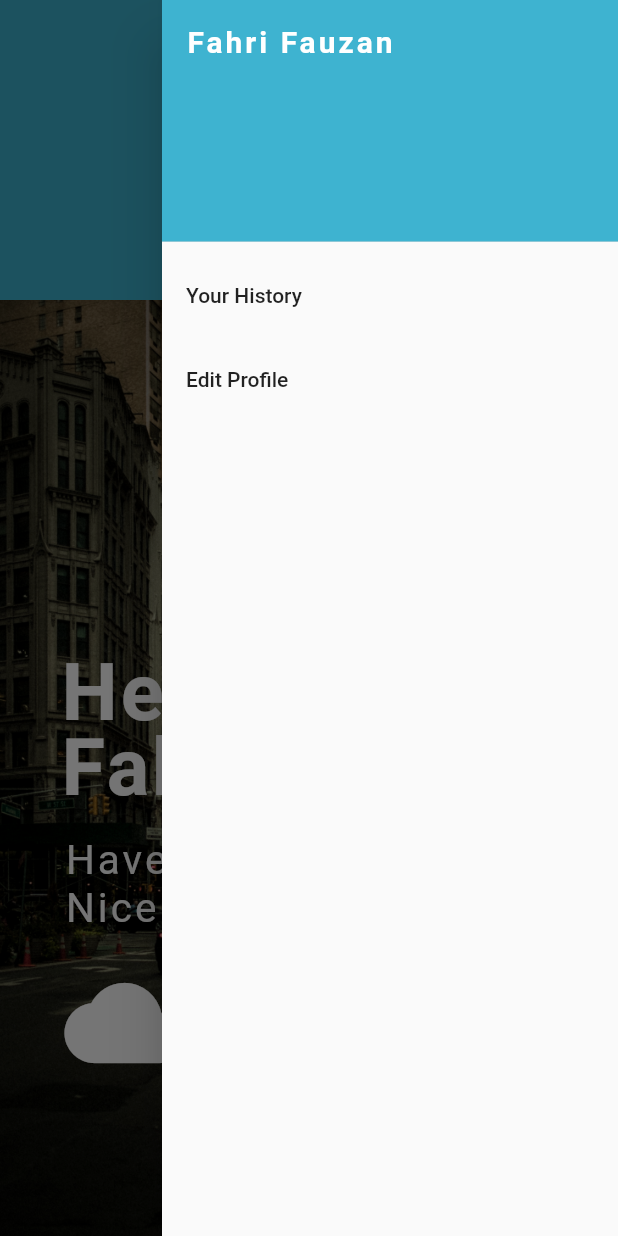
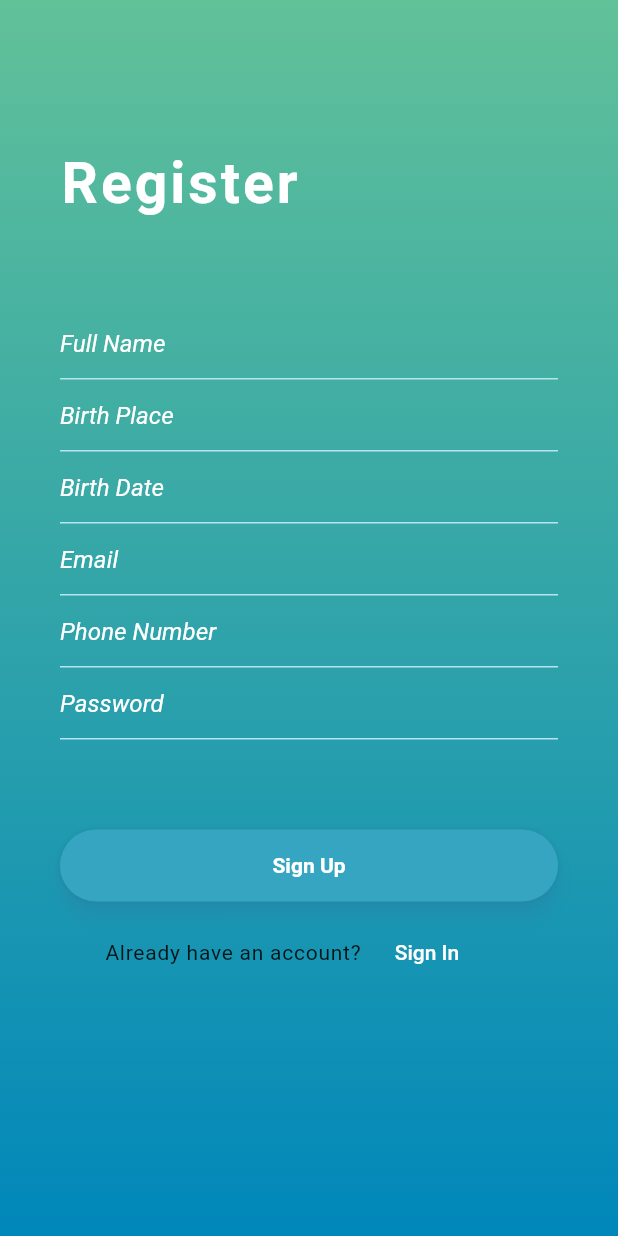
Before and after one commit to fahrifauzan/belajar-flutter, a Flutter app: the ProfilePage screen opened directly, after a tap on the "dehaze" icon, after a tap on "Edit Profile", on a phone screen of 412 x 824 dp. Run offline on Flutter 3.47's test engine with Material 2 defaults, Android fonts, the phone set to English and light mode, and no system bars; our stand-ins replace carousel_pro; network calls fail.

Commit message:
add edit profile page and history

```diff
--- /dev/null
+++ b/avatar/lib/edit_profile.dart
@@ -0,0 +1,208 @@
+import 'package:flutter/material.dart';
+
+class EditProfiless extends StatefulWidget {
+  @override
+  _EditProfileState createState() => _EditProfileState();
+}
+
+class _EditProfileState extends State< EditProfiless> {
+  @override
+  Widget build(BuildContext context) {
+    return Scaffold(
+      body:Stack(
+        fit:StackFit.expand,
+        children: <Widget>[
+          Container(
+            decoration: BoxDecoration(
+              color: new Color(0xff0087BA),
+              gradient: LinearGradient(
+                colors: [new Color(0xff0087BA), new Color(0xff61C199)],
+                begin: Alignment.bottomCenter,
+                end: Alignment.topCenter,
+              )
+            )
+          ),
+
+          Column(
+            // mainAxisAlignment: MainAxisAlignment.centerLeft,
+            children: <Widget>[
+              Column(
+                children: <Widget>[
+                  new Column(
+                    children: <Widget>[
+                      new Container(
+                        alignment: Alignment.centerLeft,
+                        margin: new EdgeInsets.only(top: 100.0, left: 40.0),
+                        child: new Text(
+                          "Register",
+                          style: TextStyle(
+                            color: new Color(0xffFFFFFF),
+                            fontSize: 38.0,
+                            letterSpacing: 2.0,
+                            fontWeight: FontWeight.bold
+                          ),
+                        ),
+                      ),
+                      new Container(
+                        padding: new EdgeInsets.only(top: 60.0, right: 40.0,left: 40.0),
+                        alignment: Alignment.centerLeft,
+                        child: new TextField(
+                          decoration: InputDecoration(
+                            hintText: 'Full Name',
+                            hintStyle: TextStyle(
+                              color: new Color(0xffFFFFFF),
+                              fontStyle: FontStyle.italic
+                            ),
+                            enabledBorder: UnderlineInputBorder(
+                              borderSide: BorderSide(color: new Color(0xffB7E4F4)),
+                            ),
+                          ),
+                        ),
+                      ),
+                      new Container(
+                        padding: new EdgeInsets.only(right: 40.0,left: 40.0),
+                        alignment: Alignment.centerLeft,
+                        child: new TextField(
+                          decoration: InputDecoration(
+                            hintText: 'Birth Place',
+                            hintStyle: TextStyle(
+                              color: new Color(0xffFFFFFF),
+                              fontStyle: FontStyle.italic,
+
+                            ),
+                            enabledBorder: UnderlineInputBorder(
+                              borderSide: BorderSide(color: new Color(0xffB7E4F4)),
+                            ),
+                          ),
+                        ),
+                      ),
+                      new Container(
+                        padding: new EdgeInsets.only(right: 40.0,left: 40.0),
+                        alignment: Alignment.centerLeft,
+                        child: new TextField(
+                          decoration: InputDecoration(
+                            hintText: 'Birth Date',
+                            hintStyle: TextStyle(
+                              color: new Color(0xffFFFFFF),
+                              fontStyle: FontStyle.italic
+                            ),
+                            enabledBorder: UnderlineInputBorder(
+                              borderSide: BorderSide(color: new Color(0xffB7E4F4)),
+                            ),
+                          ),
+                        ),
+                      ),
+                      new Container(
+                        padding: new EdgeInsets.only(right: 40.0,left: 40.0),
+                        alignment: Alignment.centerLeft,
+                        child: new TextField(
+                          decoration: InputDecoration(
+                            hintText: 'Email',
+                            hintStyle: TextStyle(
+                              color: new Color(0xffFFFFFF),
+                              fontStyle: FontStyle.italic
+                            ),
+                            enabledBorder: UnderlineInputBorder(
+                              borderSide: BorderSide(color: new Color(0xffB7E4F4)),
+                            ),
+                          ),
+                        ),
+                      ),
+                      new Container(
+                        padding: new EdgeInsets.only(right: 40.0,left: 40.0),
+                        alignment: Alignment.centerLeft,
+                        child: new TextField(
+                          decoration: InputDecoration(
+                            hintText: 'Phone Number',
+                            hintStyle: TextStyle(
+                              color: new Color(0xffFFFFFF),
+                              fontStyle: FontStyle.italic
+                            ),
+                            enabledBorder: UnderlineInputBorder(
+                              borderSide: BorderSide(color: new Color(0xffB7E4F4)),
+                            ),
+                          ),
+                        ),
+                      ),
+                      new Container(
+                        padding: new EdgeInsets.only(right: 40.0,left: 40.0),
+                        alignment: Alignment.centerLeft,
+                        child: new TextField(
+                          obscureText: true,
+                          decoration: InputDecoration(
+                            hintText: 'Password',
+                            hintStyle: TextStyle(
+                              color: new Color(0xffFFFFFF),
+                              fontStyle: FontStyle.italic
+                            ),
+                            enabledBorder: UnderlineInputBorder(
+                              borderSide: BorderSide(color: new Color(0xffB7E4F4)),
+                            ),
+                          ),
+                        ),
+                      ),
+                      new Container(
+                        padding: new EdgeInsets.only(top: 60.0, right: 40.0,left: 40.0),
+                        alignment: Alignment.centerLeft,
+                        child: Material(
+                          borderRadius: new BorderRadius.circular(30.0),
+                          color: new Color(0xff36A5C1),
+                          shadowColor: Colors.lightBlueAccent.shade200,
+                          elevation: 5.0,
+                          child: MaterialButton(
+                            minWidth: 400.0,
+                            height: 42.0,
+                            onPressed: (){
+                              Navigator.of(context).pushReplacementNamed('/LoginPage');
+                            },
+                            child: Text(
+                              "Sign Up",
+                              style: TextStyle(
+                                color: Colors.white,
+                                fontWeight: FontWeight.bold
+                              ),
+                            ),
+                          ),
+                        ),
+                      ),
+                    ],
+                  ),
+                  new Row(
+                    children: <Widget>[
+                      new Container(
+                        padding: new EdgeInsets.only(left: 70.0, top: 10.0),
+                        alignment: Alignment.centerLeft,
+                        child: Text(
+                          "Already have an account?",
+                          style: TextStyle(
+                            letterSpacing: 0.5
+                          ),
+                        ),
+                      ),
+                      new Container(
+                        padding: new EdgeInsets.only(top: 10.0),
+                        alignment: Alignment.centerLeft,
+                          child: FlatButton(
+                            child: Text(
+                              "Sign In",
+                              style: TextStyle(
+                                color: new Color(0xffFFFFFF),
+                                letterSpacing: 0.0
+                              ),
+                            ),
+                            onPressed: (){
+                              Navigator.of(context).pushReplacementNamed('/LoginPage');
+                            },
+                          ),
+                      ),
+                    ],
+                  )
+                ],
+              )
+            ],
+          ),
+        ],
+      ),
+    );
+  }
+}
--- a/avatar/lib/login_page.dart
+++ b/avatar/lib/login_page.dart
@@ -147,7 +147,7 @@ class _LoginPageState extends State<LoginPage> {
                           ),
                         ),
                         onPressed: (){
-                          Navigator.of(context).pushReplacementNamed('/SignUp');
+                          Navigator.of(context).pushReplacementNamed('/EP');
                         },
                       ),
                   ),
@@ -160,3 +160,4 @@ class _LoginPageState extends State<LoginPage> {
     );
   }
 }
+// sss
--- a/avatar/lib/main.dart
+++ b/avatar/lib/main.dart
@@ -3,6 +3,9 @@ import 'splash_screen.dart';
 import 'login_page.dart';
 import 'sign_up.dart';
 import 'navigation_av.dart';
+// import 'menuprofile/edit_profile.dart';
+// import 'package:avatar/menuprofile/edit_profile.dart';//
+import 'edit_profile.dart';
 
 void main() => runApp(MaterialApp(
   title: 'Flutter Fahri',
@@ -16,5 +19,6 @@ void main() => runApp(MaterialApp(
     '/LoginPage': (BuildContext context) => new LoginPage(),
     '/SignUp': (BuildContext context) => new SignUp(),
     '/NavAvatar': (BuildContext context) => new NavAvatar(),
+    '/EP': (BuildContext context) => new EditProfiless(),
   },
 ));
--- a/avatar/lib/pages/profile_page.dart
+++ b/avatar/lib/pages/profile_page.dart
@@ -35,16 +35,19 @@ class _ProfilePageState extends State<ProfilePage> {
             ),
             ListTile(
               title: Text('Your History'),
+              leading: Icon(Icons.history),
               onTap: () {
                 // Update the state of the app
                 // ...
               },
             ),
             ListTile(
+              leading: const Icon(Icons.mode_edit),
               title: Text('Edit Profile'),
+              // trailing: Icon(Icons.arrow_forward),
               onTap: () {
-                // Update the state of the app
-                // ...
+                Navigator.of(context).pop();
+                Navigator.of(context).pushNamed('/EP');
               },
             ),
           ],
@@ -53,7 +56,7 @@ class _ProfilePageState extends State<ProfilePage> {
         body: Stack(
           alignment: Alignment.center,
           children: <Widget>[
-            // background image and bottom contents
+            // background image and bottom contentss
             Column(
               children: <Widget>[
                 Container(
@@ -160,7 +163,7 @@ class _ProfilePageState extends State<ProfilePage> {
                   alignment: Alignment.centerLeft,
                   margin: new EdgeInsets.only(top: 540.0, left: 43.0),
                   child: new Icon(
-                    Icons.cloud,
+                    Icons.cloud_queue,
                     color: new Color(0xffFFFFFF),
                     size: 80.0
                   ),
```
Also changed, not shown: avatar/lib/menuprofile/edit_profile.dart (added, +208 -0 lines), avatar/lib/menuprofile/history.dart (added, +16 -0 lines), 7 other files.
